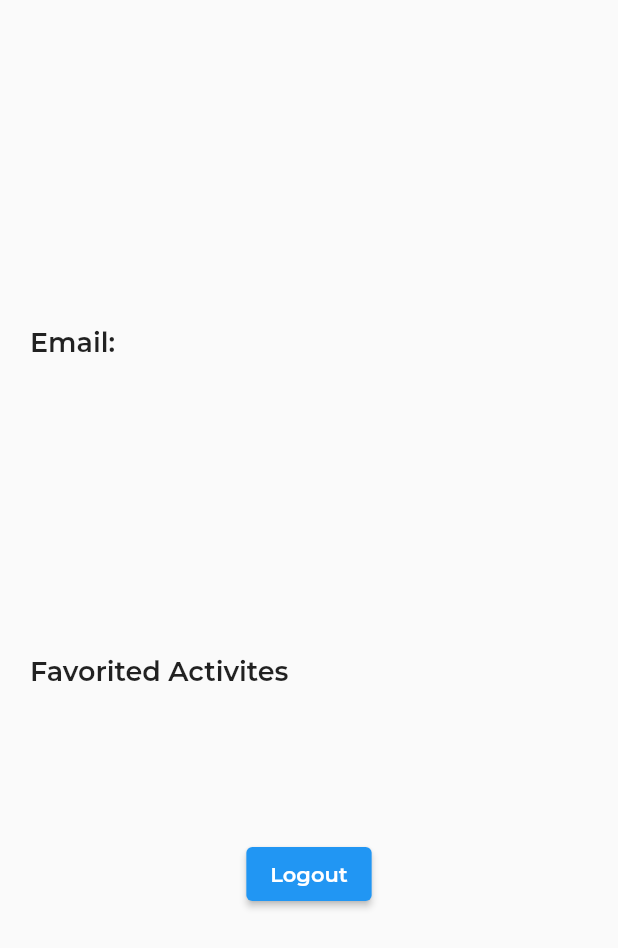
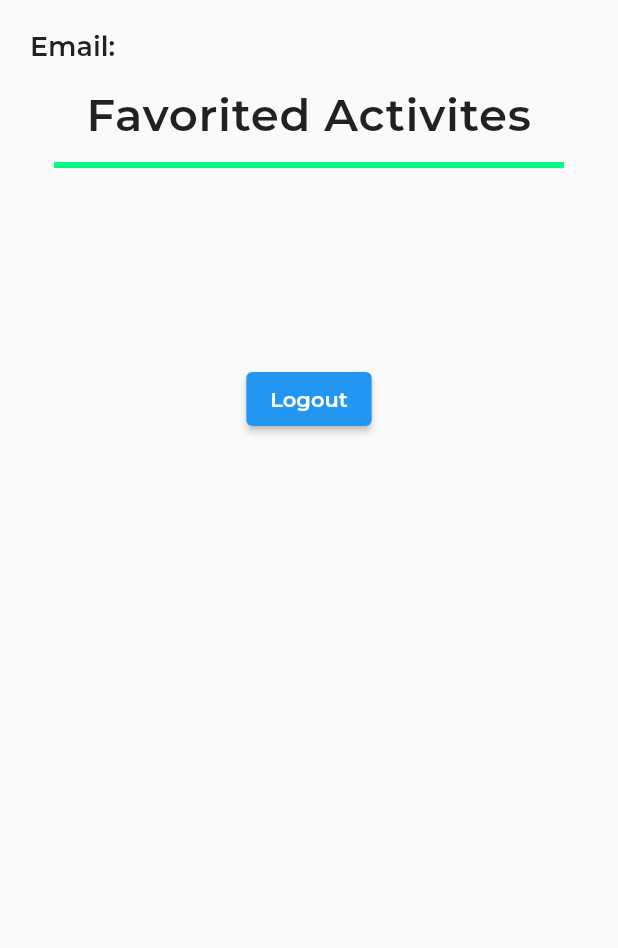
Before and after one commit to lemons342/MobileAppsTeam1, a Flutter app: the Account widget shown alone on an empty page, opened directly with empty values, on a phone screen of 412 x 824 dp. Shown: the top 948 px of the screen. Run offline on Flutter 3.47's test engine with Material 2 defaults, Android fonts, the phone set to English and light mode, and no system bars; our stand-ins replace cloud_firestore, firebase_auth, firebase_core, google_fonts, table_calendar; accounts and stored records are empty; project files that could hold a hidden picture were left out.

Commit message:
Added ability to Favorite activity
needs cleanup on account

```diff
--- a/starter/lib/account.dart
+++ b/starter/lib/account.dart
@@ -4,6 +4,7 @@ import 'package:flutter/material.dart';
 import 'package:cloud_firestore/cloud_firestore.dart';
 
 import 'account_model.dart';
+import 'utils.dart';
 
 /**
  * Name: Seth Frevert
@@ -24,11 +25,13 @@ class Account extends StatefulWidget {
 class _AccountState extends State<Account> {
   @override
   Widget build(BuildContext context) {
+    CollectionReference activities =
+        FirebaseFirestore.instance.collection('activities');
     return Center(
         child: Padding(
       padding: const EdgeInsets.all(20.0),
       child: Column(
-        mainAxisAlignment: MainAxisAlignment.spaceEvenly,
+        mainAxisAlignment: MainAxisAlignment.start,
         crossAxisAlignment: CrossAxisAlignment.stretch,
         children: <Widget>[
           //Will display the email of the user
@@ -42,56 +45,86 @@ class _AccountState extends State<Account> {
           //Will list the favorite activites entered or selected by the user
           Column(
             children: [
-              Row(mainAxisAlignment: MainAxisAlignment.start, children: const [
-                Text('Favorited Activites', style: TextStyle(fontSize: 18.0))
-              ]),
-              Row(
-                mainAxisAlignment: MainAxisAlignment.start,
-                children: [
-                  FutureBuilder<QuerySnapshot>(
-                      future: _getFavoriteActivities(
-                          email: widget.model.GetUserEmail()),
+              SizedBox(
+                height: 200,
+                child: StreamBuilder<QuerySnapshot>(
+                    stream: activities
+                        .where('favorited',
+                            arrayContains: widget.model.GetUserEmail())
+                        .snapshots(),
                     builder: (BuildContext context,
                         AsyncSnapshot<QuerySnapshot> snapshot) {
-                        if (snapshot.connectionState ==
-                            ConnectionState.waiting) {
-                          return const Center(child: Text('Waiting'));
+                      if (snapshot.connectionState == ConnectionState.waiting) {
+                        return const Center(child: CircularProgressIndicator());
                       } else if (snapshot.hasError) {
                         return const Center(child: Text('Error'));
                       } else if (snapshot.hasData) {
-                          List<QueryDocumentSnapshot> activities =
-                              snapshot.data!.docs;
-                          return SizedBox(
-                              height: 100.0,
-                              width: 250.0,
+                        List<QueryDocumentSnapshot> currentActivities =
+                            snapshot.data!.docs; // all docs
+                        return Column(
+                          children: [
+                            const Padding(
+                              padding: EdgeInsets.all(16.0),
+                              child: Text(
+                                'Favorited Activites',
+                                textAlign: TextAlign.center,
+                                style: TextStyle(
+                                  fontSize: 30,
+                                  fontWeight: FontWeight.bold,
+                                  letterSpacing: 0.5,
+                                  //decoration: TextDecoration.underline
+                                ),
+                              ),
+                            ),
+                            const Padding(
+                              padding: EdgeInsets.fromLTRB(16, 0, 16, 0),
+                              child: Divider(
+                                  color: Color(0xFF00FC87),
+                                  thickness: 4.0,
+                                  height: 1.0),
+                            ),
+                            Expanded(
+                              child: Padding(
+                                padding: const EdgeInsets.all(10.0),
                                 child: ListView.separated(
-                                  itemCount: snapshot.data!.size,
+                                  itemCount: currentActivities.length,
                                   itemBuilder: (context, index) {
+                                    var currentActivity = currentActivities[
+                                        index]; // the map stored in a QDS
                                     return ListTile(
-                                        title: Text(activities[index]['title'],
-                                            style: const TextStyle(
-                                                fontSize: 18.0)));
+                                      onTap: () => showDetailedInfo(
+                                          widget.model, context, currentActivity,
+                                          isSignedUp: false, isFavoritied: true),
+                                      title: Text(currentActivity['title']),
+                                      subtitle: Text(currentActivity['date']),
+                                    );
                                   },
-                                  separatorBuilder: (context, int) =>
-                                      const Divider(
-                                          color: Colors.black,
+                                  separatorBuilder: (context, index) {
+                                    return const Divider(
+                                        color: Colors.grey,
                                         thickness: 1.0,
-                                          height: 1.0)));
+                                        height: 1.0);
+                                  },
+                                ),
+                              ),
+                            ),
+                          ],
+                        );
                       } else {
                         return const Center(
                             child: Text('This probably won\'t be returned'));
                       }
-                      })
-                ],
+                    }),
               ),
               Center(
                   child: Column(
                 mainAxisAlignment: MainAxisAlignment.center,
                 crossAxisAlignment: CrossAxisAlignment.center,
                 children: [
-                  ElevatedButton(onPressed: _logout, child: const Text('Logout'))
-              ],)
-            )
+                  ElevatedButton(
+                      onPressed: _logout, child: const Text('Logout'))
+                ],
+              ))
             ],
           ),
         ],
@@ -99,8 +132,7 @@ class _AccountState extends State<Account> {
     ));
   }
 
-
-  void _logout(){
+  void _logout() {
     widget.model.Logout();
   }
 
--- a/starter/lib/activity.dart
+++ b/starter/lib/activity.dart
@@ -95,7 +95,7 @@ class _ActivityScreenState extends State<ActivityScreen> {
                         return ListTile(
                           onTap: () => showDetailedInfo(
                               widget.model, context, currentActivity,
-                              isSignedUp: false),
+                              isSignedUp: false, isFavoritied: false),
                           title: Text(
                             currentActivity['title'], // activity title
                             style: titleStyle,
--- a/starter/lib/calendar.dart
+++ b/starter/lib/calendar.dart
@@ -82,7 +82,7 @@ class _CalendarState extends State<Calendar> {
                       return ListTile(
                         onTap: () => showDetailedInfo(
                             widget.model, context, currentActivity,
-                            isSignedUp: true),
+                            isSignedUp: true, isFavoritied: false),
                         title: Text(currentActivity['title']),
                       );
                     },
--- a/starter/lib/events.dart
+++ b/starter/lib/events.dart
@@ -110,7 +110,7 @@ class _EventScreenState extends State<EventScreen> {
                         return ListTile(
                           onTap: () => showDetailedInfo(
                               widget.model, context, currentActivity,
-                              isSignedUp: false),
+                              isSignedUp: false, isFavoritied: false),
                           title: Text(
                             currentActivity['title'], // activity title
                             style: titleStyle,
--- a/starter/lib/home_screen.dart
+++ b/starter/lib/home_screen.dart
@@ -75,7 +75,7 @@ class _HomeScreenState extends State<HomeScreen> {
                         return ListTile(
                           onTap: () => showDetailedInfo(
                               widget.model, context, currentActivity,
-                              isSignedUp: true),
+                              isSignedUp: true, isFavoritied: false),
                           title: Text(currentActivity['title']),
                           subtitle: Text(currentActivity['date']),
                         );
```
Also changed, not shown: starter/lib/detailed_page.dart (+16 -1 lines), starter/lib/utils.dart (+52 -1 lines). Lines whose indentation alone changed are shown as unchanged.
